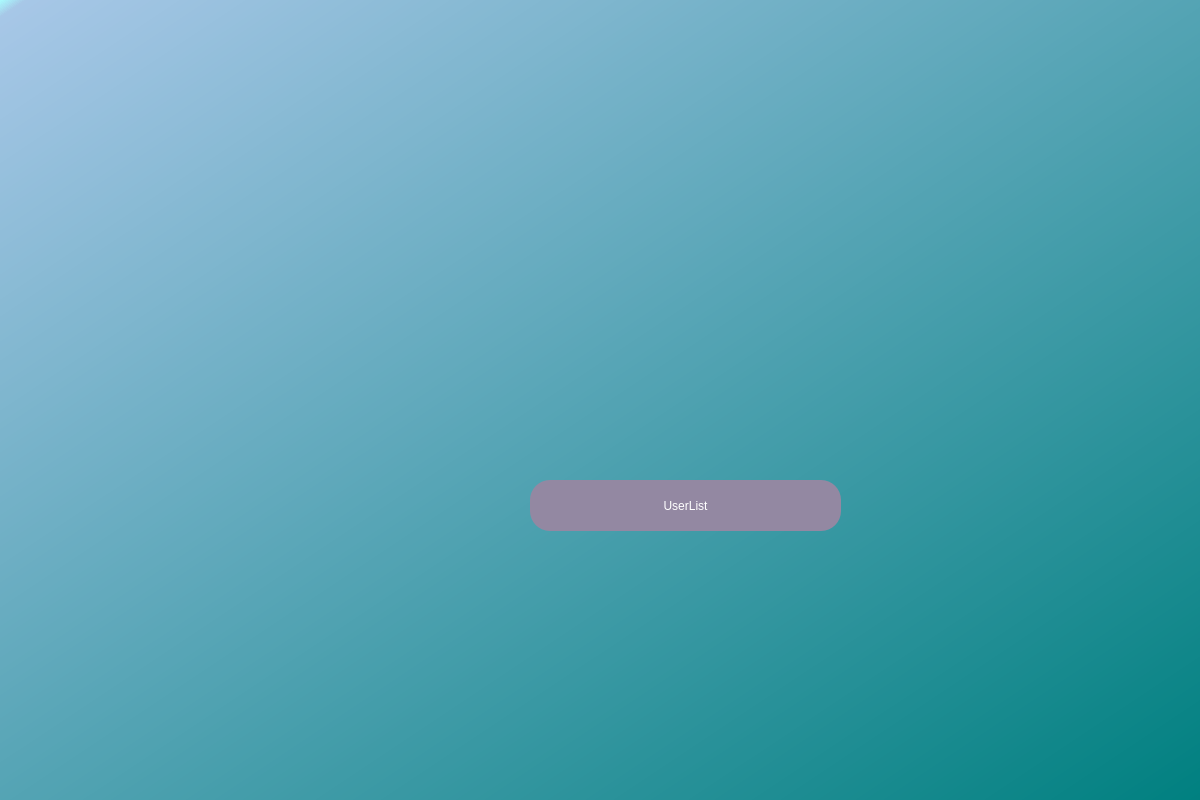
This is UserList.ui in MysticalMango647/RollSmartGui as Qt 5 draws it before an edit. The edited form follows.
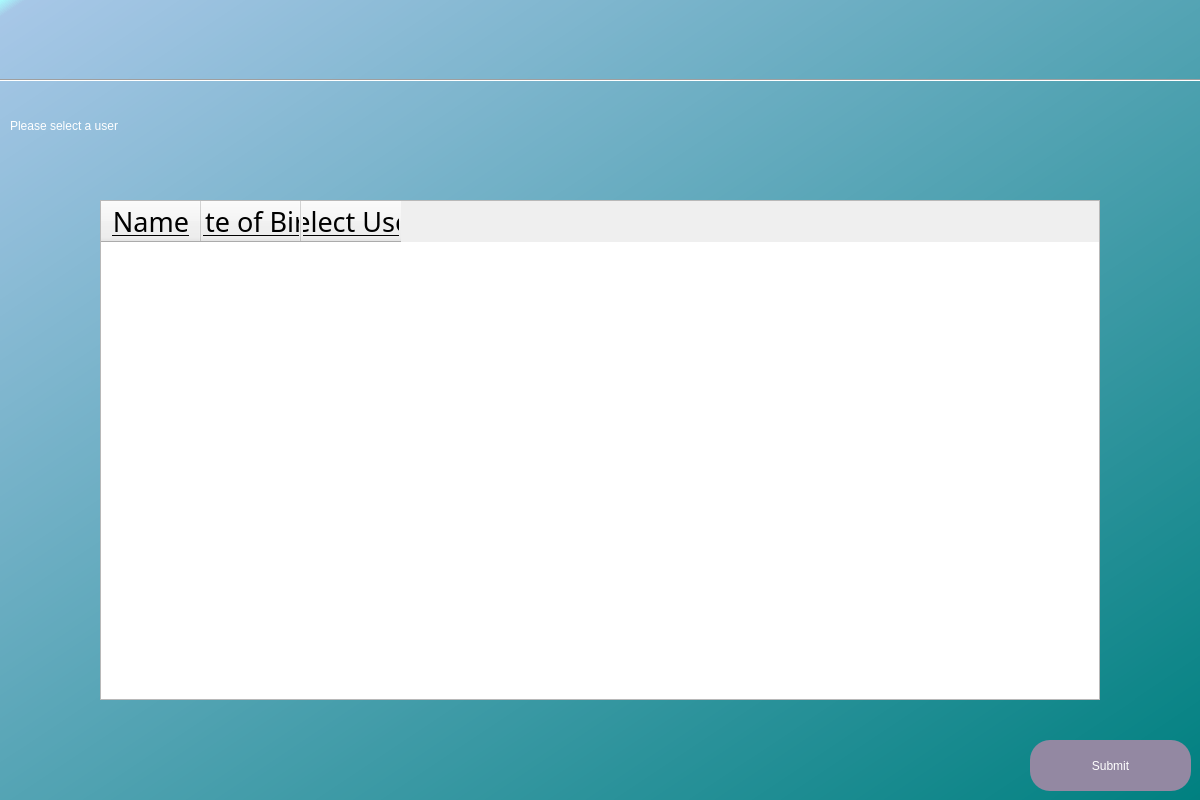
This is the edited form.

Commit message: added a table in userlist page for practioner that displays name and dob

What changed in the file:
```diff
--- a/UserList.ui
+++ b/UserList.ui
@@ -29,9 +29,9 @@
    <widget class="QPushButton" name="signInButton">
     <property name="geometry">
      <rect>
-      <x>530</x>
-      <y>480</y>
-      <width>311</width>
+      <x>1030</x>
+      <y>740</y>
+      <width>161</width>
       <height>51</height>
      </rect>
     </property>
@@ -42,14 +42,14 @@
 background-color: rgb(147, 136, 162)</string>
     </property>
     <property name="text">
-     <string>UserList</string>
+     <string>Submit</string>
     </property>
    </widget>
    <widget class="QLabel" name="WelcomeName">
     <property name="geometry">
      <rect>
-      <x>0</x>
-      <y>0</y>
+      <x>10</x>
+      <y>10</y>
       <width>591</width>
       <height>61</height>
      </rect>
@@ -73,6 +73,91 @@
      <string/>
     </property>
    </widget>
+   <widget class="QLabel" name="label">
+    <property name="geometry">
+     <rect>
+      <x>10</x>
+      <y>100</y>
+      <width>331</width>
+      <height>51</height>
+     </rect>
+    </property>
+    <property name="styleSheet">
+     <string notr="true">font: 30pt &quot;Corbel&quot;;
+color: rgb(255,255,255);</string>
+    </property>
+    <property name="text">
+     <string>Please select a user</string>
+    </property>
+   </widget>
+   <widget class="Line" name="line">
+    <property name="geometry">
+     <rect>
+      <x>0</x>
+      <y>70</y>
+      <width>1201</width>
+      <height>20</height>
+     </rect>
+    </property>
+    <property name="orientation">
+     <enum>Qt::Horizontal</enum>
+    </property>
+   </widget>
+   <widget class="QTableWidget" name="UserListTable">
+    <property name="geometry">
+     <rect>
+      <x>100</x>
+      <y>200</y>
+      <width>1000</width>
+      <height>500</height>
+     </rect>
+    </property>
+    <column>
+     <property name="text">
+      <string>Name</string>
+     </property>
+     <property name="font">
+      <font>
+       <family>Corbel</family>
+       <pointsize>20</pointsize>
+       <underline>true</underline>
+      </font>
+     </property>
+     <property name="textAlignment">
+      <set>AlignCenter</set>
+     </property>
+    </column>
+    <column>
+     <property name="text">
+      <string>Date of Birth</string>
+     </property>
+     <property name="font">
+      <font>
+       <family>Corbel</family>
+       <pointsize>20</pointsize>
+       <underline>true</underline>
+      </font>
+     </property>
+     <property name="textAlignment">
+      <set>AlignCenter</set>
+     </property>
+    </column>
+    <column>
+     <property name="text">
+      <string>Select User</string>
+     </property>
+     <property name="font">
+      <font>
+       <family>Corbel</family>
+       <pointsize>20</pointsize>
+       <underline>true</underline>
+      </font>
+     </property>
+     <property name="textAlignment">
+      <set>AlignCenter</set>
+     </property>
+    </column>
+   </widget>
   </widget>
  </widget>
  <resources/>
```
Left out of the diff: 2 changed lines with no effect on the pictures. The commit also changes 2 other files.
